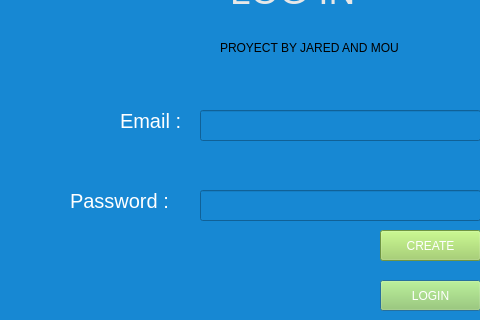
Detectov/PharmacyProject, file login.ui: the form before one commit; both pictures show x 0 to 480 and y 90 to 410 of the 562 by 611 pixel window.
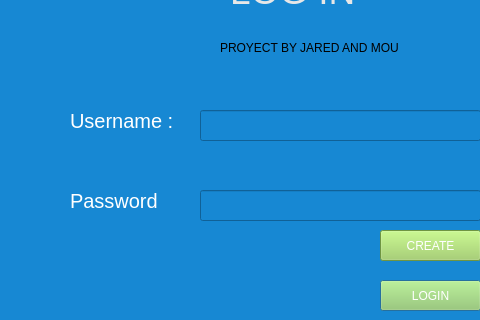
The form after the commit.

The edit to the form file:
```diff
--- a/login.ui
+++ b/login.ui
@@ -36,9 +36,9 @@
   <widget class="QLabel" name="label_2">
    <property name="geometry">
     <rect>
-     <x>120</x>
+     <x>70</x>
      <y>200</y>
-     <width>81</width>
+     <width>121</width>
      <height>21</height>
     </rect>
    </property>
@@ -48,7 +48,7 @@
 </string>
    </property>
    <property name="text">
-    <string>Email : </string>
+    <string>Username : </string>
    </property>
   </widget>
   <widget class="QLabel" name="label_3">
@@ -66,7 +66,7 @@
 </string>
    </property>
    <property name="text">
-    <string>Password : </string>
+    <string>Password </string>
    </property>
   </widget>
   <widget class="QLineEdit" name="email">
```
Left out of the diff: 9 changed lines with no effect on the pictures.
